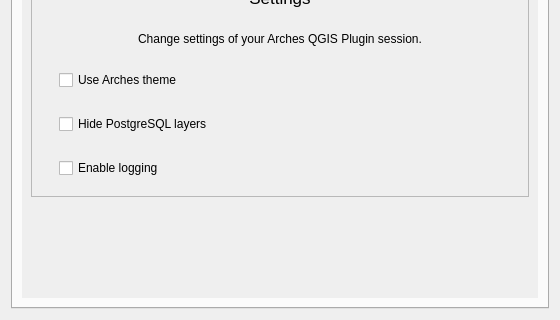
Before: the Qt Designer form arches_project/ui/arches_project_dialog_base.ui in archesproject/arches-qgis, drawn with Qt 5; both pictures show x 0 to 560 and y 380 to 700 of the 560 by 700 pixel window.
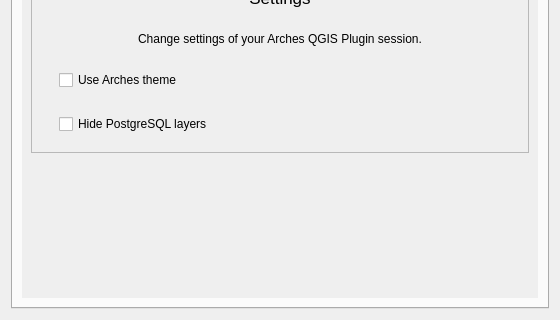
After: the same form once the commit is applied. The open tabs and pages were chosen to show the change. Icons and pictures are not drawn. Custom widgets are drawn as their Qt base class.

Commit message: remove enable logging checkbox

```diff
--- a/arches_project/ui/arches_project_dialog_base.ui
+++ b/arches_project/ui/arches_project_dialog_base.ui
@@ -1408,25 +1408,6 @@
                 </layout>
                </widget>
               </item>
-              <item>
-               <widget class="QFrame" name="enableLoggingFrame">
-                <property name="frameShape">
-                 <enum>QFrame::NoFrame</enum>
-                </property>
-                <property name="frameShadow">
-                 <enum>QFrame::Plain</enum>
-                </property>
-                <layout class="QVBoxLayout" name="verticalLayout_49">
-                 <item>
-                  <widget class="QCheckBox" name="enableLoggingCheckbox">
-                   <property name="text">
-                    <string>Enable logging</string>
-                   </property>
-                  </widget>
-                 </item>
-                </layout>
-               </widget>
-              </item>
              </layout>
             </widget>
            </item>
```
Left out of the diff: 2 changed lines with no effect on the pictures. The commit also changes 2 other files.
